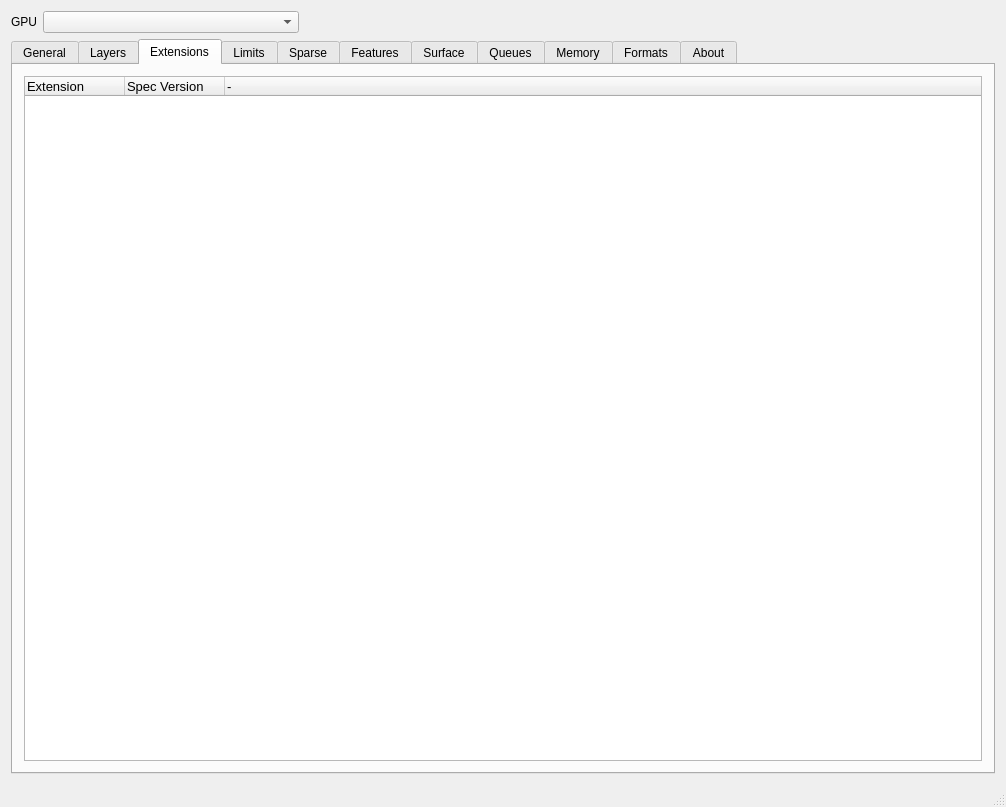
First picture: the form in mainwindow.ui, repository chaoticbob/VulkanInfoViewer, before the edit.
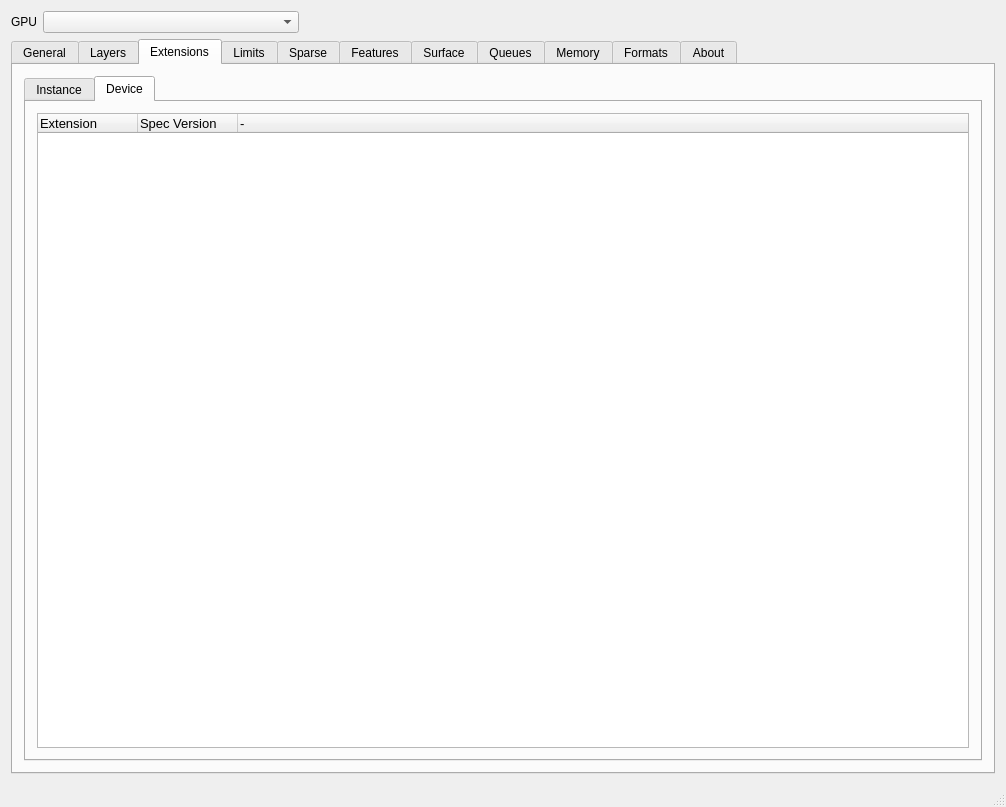
Second picture: the form after the edit. The open tabs and pages were chosen to show the change. Icons and pictures are not drawn.

Commit message: Fixed missing device extensions tab

Patch:
```diff
--- a/mainwindow.ui
+++ b/mainwindow.ui
@@ -342,6 +342,16 @@
          <attribute name="title">
           <string>Extensions</string>
          </attribute>
+         <layout class="QVBoxLayout" name="verticalLayout_52">
+          <item>
+           <widget class="QTabWidget" name="tabWidget_3">
+            <property name="currentIndex">
+             <number>0</number>
+            </property>
+            <widget class="QWidget" name="tab_16">
+             <attribute name="title">
+              <string>Instance</string>
+             </attribute>
          <layout class="QVBoxLayout" name="verticalLayout_6">
           <item>
            <layout class="QVBoxLayout" name="verticalLayout_5">
@@ -392,6 +402,67 @@
              </widget>
             </item>
            </layout>
+              </item>
+             </layout>
+            </widget>
+            <widget class="QWidget" name="tab_17">
+             <attribute name="title">
+              <string>Device</string>
+             </attribute>
+             <layout class="QVBoxLayout" name="verticalLayout_51">
+              <item>
+               <layout class="QVBoxLayout" name="verticalLayout_50">
+                <item>
+                 <widget class="QTreeWidget" name="deviceExtensionsWidget">
+                  <property name="font">
+                   <font>
+                    <pointsize>10</pointsize>
+                   </font>
+                  </property>
+                  <property name="alternatingRowColors">
+                   <bool>true</bool>
+                  </property>
+                  <attribute name="headerStretchLastSection">
+                   <bool>true</bool>
+                  </attribute>
+                  <column>
+                   <property name="text">
+                    <string>Extension</string>
+                   </property>
+                  </column>
+                  <column>
+                   <property name="text">
+                    <string>Spec Version</string>
+                   </property>
+                  </column>
+                  <column>
+                   <property name="text">
+                    <string>-</string>
+                   </property>
+                   <property name="background">
+                    <color alpha="0">
+                     <red>0</red>
+                     <green>0</green>
+                     <blue>0</blue>
+                    </color>
+                   </property>
+                   <property name="foreground">
+                    <brush brushstyle="NoBrush">
+                     <color alpha="0">
+                      <red>0</red>
+                      <green>0</green>
+                      <blue>0</blue>
+                     </color>
+                    </brush>
+                   </property>
+                  </column>
+                 </widget>
+                </item>
+               </layout>
+              </item>
+             </layout>
+            </widget>
+           </widget>
           </item>
          </layout>
         </widget>
```
Left out of the diff: 4 changed lines with no effect on the pictures. Lines whose indentation alone changed are shown as unchanged. The commit also changes 2 other files.
